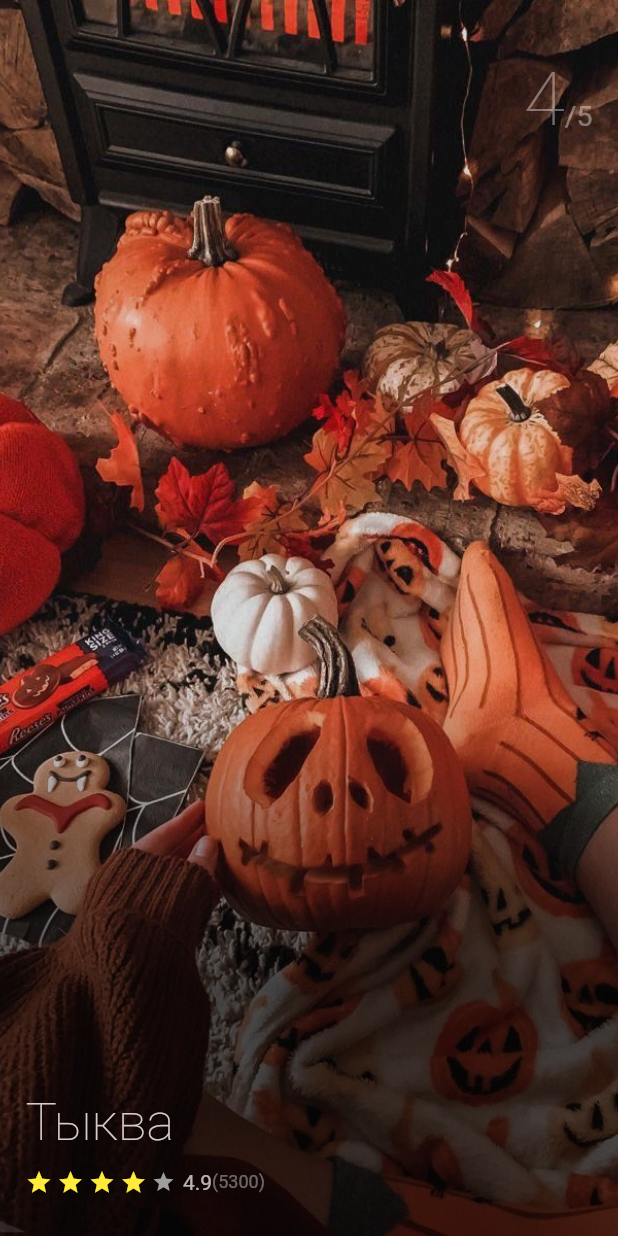
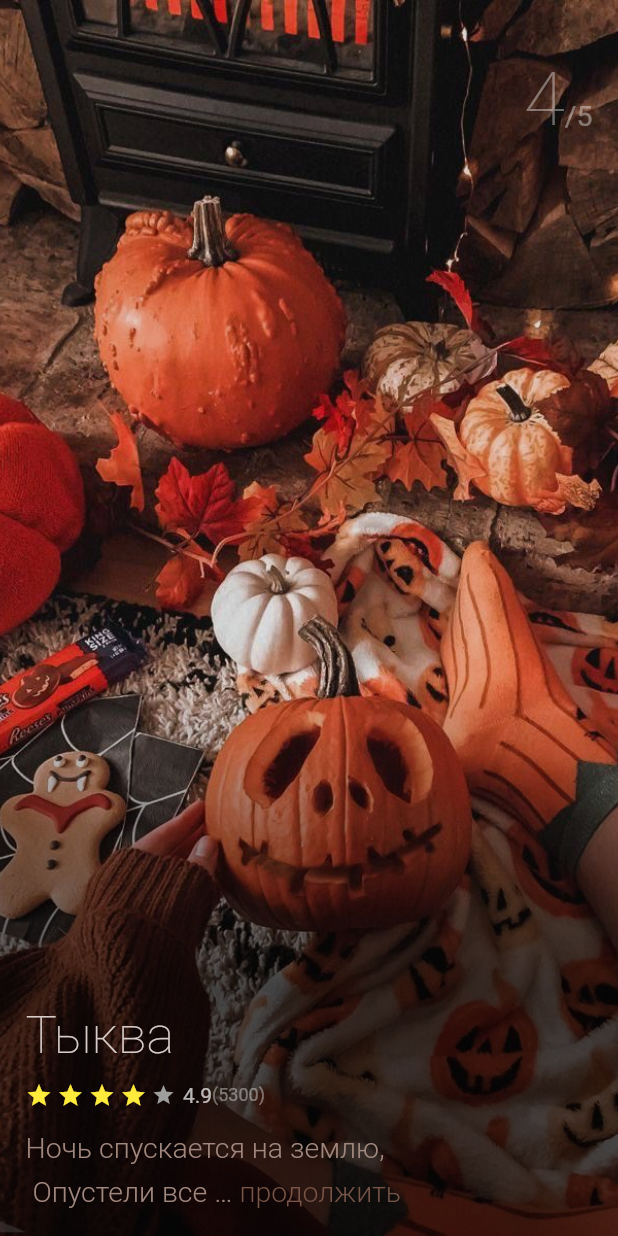
Before and after one commit to KNGCoder/mb_task4, a Flutter app: the screen it shows after launch, swiped to page 4, on a phone screen of 412 x 824 dp. Run offline on Flutter 3.47's test engine with Material 2 defaults, Android fonts, the phone set to English and light mode, and no system bars; drawn by our look-alikes of readmore.

Commit message:
дизайн окончательный, скрытие готово

```diff
--- a/lib/styles.dart
+++ b/lib/styles.dart
@@ -21,19 +21,26 @@ class ThemeIcon {
     (Icons.star, color: Colors.grey, size: 16,);
 }
 class Texts{
-  static const String text1 = 'Иногда... Случается так что обычный туман становится не '
-      'просто погодным феноменом. Тем в чём теряются мысли, и даже люди. '
-      'Но туман всегда проходит. Рано или поздно.';
-  static const String text2 = '„Идите и идите по лестнице, которая называется цивилизацией,'
-      ' прогрессом, культурой ― идите, искренно рекомендую, но куда идти? '
-      'Право, не знаю. Ради одной лестницы этой стоит жить.“';
-  static const String text3 = 'С вечера дождя никто не ждал, но внезапно налетевший вихрь '
-      'принес огромную тучу, раскрашенную багряным закатом. И всю ночь лил '
-      'дождь, озаряя ночное небо вспышками молний и разрывая тишину громовыми '
-      'раскатами.';
-  static const String text4 = 'Тыква, чёрная паутина из ниток, белая простыня - постоянные '
-      'атрибуты для фотосессии на Хэллоуин. А разнообразные блюда из тыквы '
-      'в октябре - неизменная тема для многих гурманов и хозяек в середине осени.';
-  static const String text5 = 'Вот так мечтаешь поскорее облачиться в легкое и летнее, '
-      'но братец Июнь видит иначе. Любимый свитер актуален вновь…';
+  static const String text1 = 'Встану утром пораньше, чтоб увидеть рассвет\n И туман золотой предрассветный\n '
+      'Да на фоне небес солнца яркий отсвет,\n Ощутить ветерок тиховейный.\n \n '
+      'Постою я в тумане в ожиданье чудес,\n Словно в облаке спрячусь от мира.\n'
+      'Из туманной дали выплывающий лес\nМне напомнит проделки факира.\n';
+  static const String text2 = 'Бегу по лестнице, я словно по судьбе,\n По ней меня несут года — ступени.\n'
+  'Назад оглянешься, всё ведомо тебе,\n Вперед посмотришь и дрожат колени.\n '
+  'Боишься где-то душу расплескать,\n А вдруг назад покатишься опять…\n ';
+  static const String text3 = 'Надоели эти тучки!!!\n Ведь они такие злючки —\n '
+      'Сырость развести спешат,\n Вылив дождика ушат,\n'
+      ' Солнышко закрыть собой,\n Снова встретившись гурьбой.\n'
+      ' Где ты, где ты, ясно солнце?\n Постучись скорей в оконце!\n'
+      ' Будь ты с нами неразлучно!\n Без тебя нам очень скучно!';
+  static const String text4 = 'Ночь спускается на землю,\n Опустели все дворы,\n'
+      ' Только слышен шум веселья,\n Шепот тихий детворы…\n \n'
+      ' Подготавливай скорее\n Snickers! Лучше не один!\n'
+      ' Вместе будет веселее\n Отмечать Halloween!';
+  static const String text5 = 'Я подарю тебе свой старый старый свитер.\n '
+      'Он пахнет домом для меня. Он пахнет мамой.\n '
+      'Подарок скромный, неумелый, неказистый.\n '
+      'Но для меня он значит много. Он тот самый,\n '
+      'В котором я, закрыв глаза, играл на скрипке,\n'
+      ' В котором шел любить весь мир';
 }
--- a/pubspec.yaml
+++ b/pubspec.yaml
@@ -28,6 +28,7 @@ environment:
 # the latest version available on pub.dev. To see which dependencies have newer
 # versions available, run `flutter pub outdated`.
 dependencies:
+  readmore: ^2.2.0
   flutter:
     sdk: flutter
 
```
Also changed, not shown: lib/pages/home_page.dart (+9 -53 lines), pubspec.lock.
